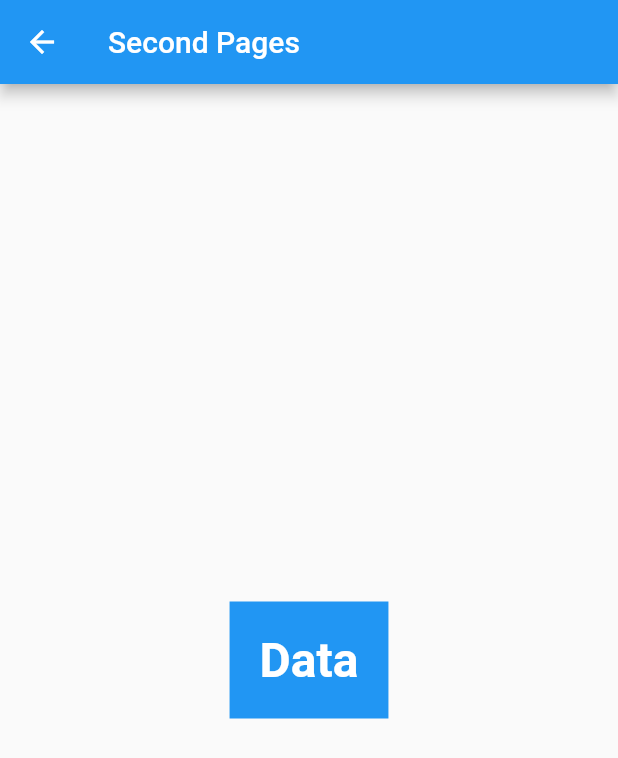
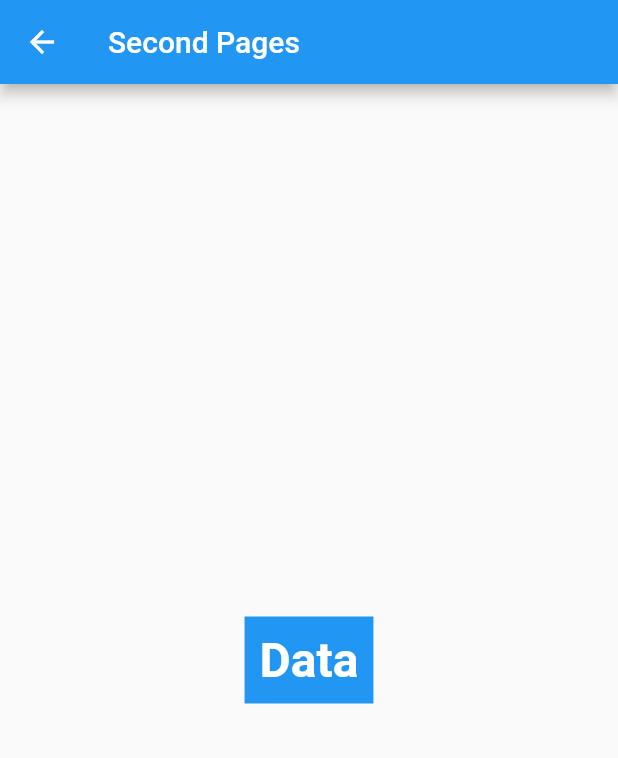
Before and after one commit to bintangarridwan/flutter_helloword, a Flutter app: the SecondPages screen opened directly, on a phone screen of 412 x 824 dp. Shown: the top 758 px of the screen. Run offline on Flutter 3.47's test engine with Material 2 defaults, Android fonts, the phone set to English and light mode, and no system bars.

Commit message:
Appbar, body, floating, padding/margin

```diff
--- a/lib/SecondPage.dart
+++ b/lib/SecondPage.dart
@@ -19,7 +19,7 @@ class _SecondPagesState extends State<SecondPages> {
                   color: Colors.white),
               textAlign: TextAlign.center
             ),
-          padding: EdgeInsets.all(20),
+          padding: EdgeInsets.all(10),
           color: Colors.blue,),
         ),
       ),
```
